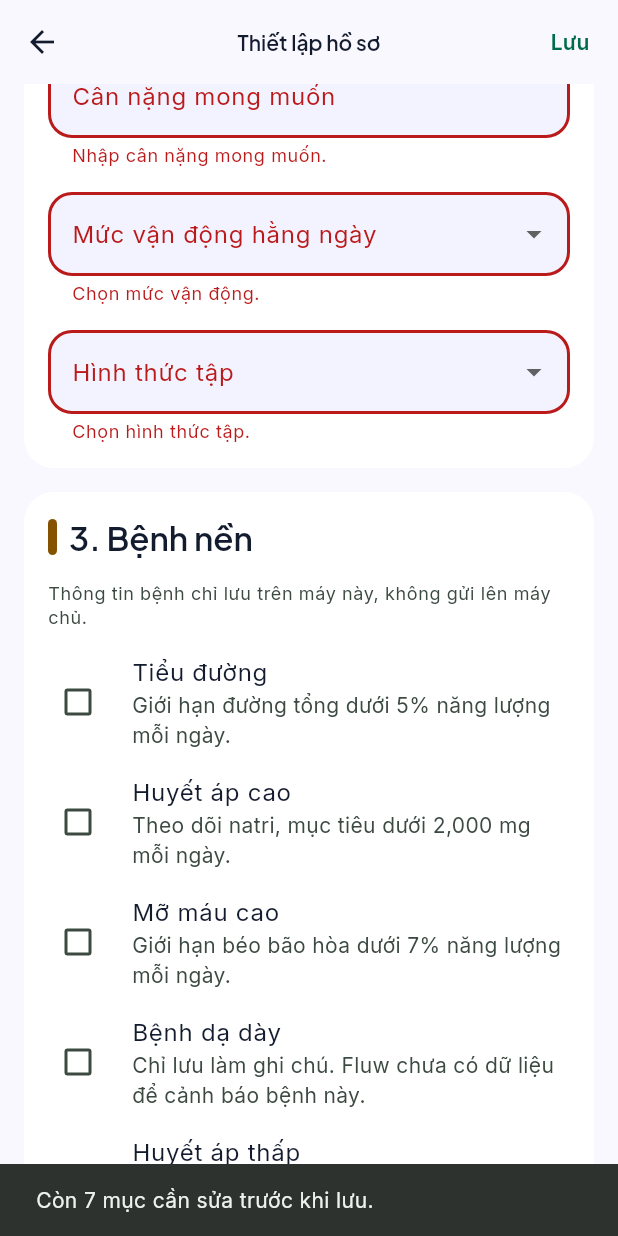
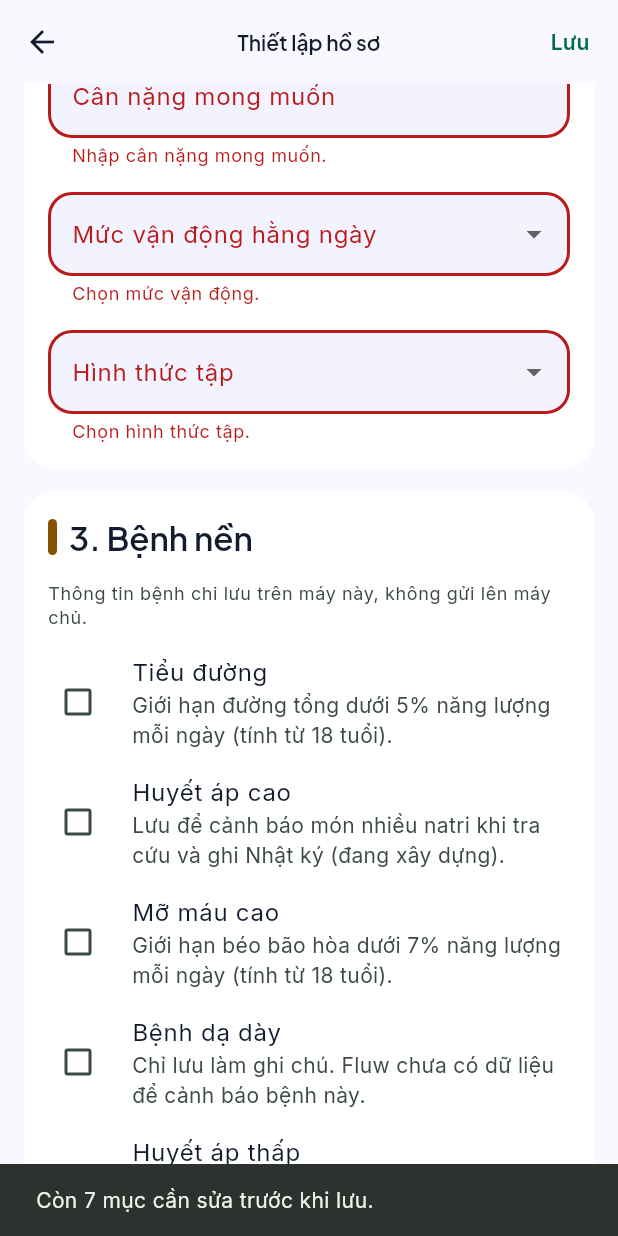
Before and after one commit to Fluw13/Fluwwwwww, a Flutter app: the ProfileSetupScreen screen opened by its route, scrolled down 576 dp, after a tap on "Lưu", on a phone screen of 412 x 824 dp. Run offline on Flutter 3.47's test engine with Material 3 defaults, Android fonts, the phone set to English and light mode, and no system bars; our stand-ins replace drift, drift_flutter, flutter_riverpod, go_router, shared_preferences; accounts and stored records are empty; generated files the repository leaves out were written again.

Commit message:
M2c: sửa theo review và cập nhật CLAUDE.md
Không crash khi tốc độ đã lưu ngoài giới hạn, chỉ hỏi bỏ thay đổi khi form thật sự khác, chặn quay lại khi đang lưu, lỗi đọc chỉ cho thử lại, làm mới ngày khi app quay lại, sửa bộ chọn ngày sinh, lời văn bệnh nền, semantics, CFBundleLocalizations.

Co-Authored-By: Claude Opus 5.5 <noreply@anthropic.com>
Claude-Session: https://claude.ai/code/session_01CTTAo1mAjuGQBY5hYF6s5g

```diff
--- a/frontend/lib/app/fluw_app.dart
+++ b/frontend/lib/app/fluw_app.dart
@@ -4,6 +4,7 @@ import 'package:flutter_riverpod/flutter_riverpod.dart';
 import 'package:fluw/app/app_router.dart';
 import 'package:fluw/core/settings/theme_mode_controller.dart';
 import 'package:fluw/core/theme/app_theme.dart';
+import 'package:fluw/core/time/today_provider.dart';
 import 'package:go_router/go_router.dart';
 
 class FluwApp extends ConsumerStatefulWidget {
@@ -15,9 +16,18 @@ class FluwApp extends ConsumerStatefulWidget {
 
 class _FluwAppState extends ConsumerState<FluwApp> {
   final GoRouter _router = createAppRouter();
+  late final AppLifecycleListener _lifecycle;
+
+  @override
+  void initState() {
+    super.initState();
+    // The date only changes while the app is in the background long enough to matter (overnight, birthdays).
+    _lifecycle = AppLifecycleListener(onResume: () => ref.invalidate(todayProvider));
+  }
 
   @override
   void dispose() {
+    _lifecycle.dispose();
     _router.dispose();
     super.dispose();
   }
--- a/frontend/lib/features/profile/domain/health_profile.dart
+++ b/frontend/lib/features/profile/domain/health_profile.dart
@@ -11,7 +11,7 @@ final class HealthProfile {
   HealthProfile({
     required this.displayName,
     required this.sex,
-    required this.bmrFormulaForOther,
+    required BmrFormula? bmrFormulaForOther,
     required this.birthDate,
     required this.heightCm,
     required this.weightKg,
@@ -22,14 +22,15 @@ final class HealthProfile {
     required Set<HealthCondition> conditions,
     required this.conditionNote,
     required this.limitsSugar,
-  }) : conditions = Set.unmodifiable(conditions);
+  }) : bmrFormulaForOther = sex == Sex.other ? bmrFormulaForOther : null,
+       conditions = Set.unmodifiable(conditions);
 
   /// Optional; only shown in the app.
   final String? displayName;
 
   final Sex sex;
 
-  /// Only used when [sex] is [Sex.other]; see [bmrFormula].
+  /// Kept only when [sex] is [Sex.other], so switching to male or female never leaves a stale choice behind.
   final BmrFormula? bmrFormulaForOther;
 
   final CalendarDate birthDate;
--- a/frontend/lib/features/profile/presentation/basic_info_section.dart
+++ b/frontend/lib/features/profile/presentation/basic_info_section.dart
@@ -54,7 +54,9 @@ class BasicInfoSection extends StatelessWidget {
           ),
         ),
         const SizedBox(height: AppSpacing.sm),
-        InkWell(
+        Semantics(
+          button: true,
+          child: InkWell(
             onTap: () => _pickBirthDate(context),
             child: InputDecorator(
               decoration: InputDecoration(
@@ -63,6 +65,7 @@ class BasicInfoSection extends StatelessWidget {
                 errorText: errors[ProfileField.birthDate],
               ),
               child: Text(_birthDateText()),
+            ),
           ),
         ),
         const SizedBox(height: AppSpacing.md),
@@ -118,14 +121,21 @@ class BasicInfoSection extends StatelessWidget {
   }
 
   Future<void> _pickBirthDate(BuildContext context) async {
+    final lastDate = _toDateTime(today);
+    // The day after someone born on it would turn maximumAgeYears + 1 today, so every pickable date is a valid age.
+    final firstDate = DateTime(today.year - maximumAgeYears - 1, today.month, today.day + 1);
     final current = birthDate;
+    final initialDate = current == null ? DateTime(today.year - 25, today.month) : _toDateTime(current);
     final picked = await showDatePicker(
       context: context,
       helpText: 'Chọn ngày sinh',
       initialDatePickerMode: DatePickerMode.year,
-      initialDate: current == null ? DateTime(today.year - 25, today.month) : _toDateTime(current),
-      firstDate: DateTime(today.year - maximumAgeYears - 1, today.month, today.day),
-      lastDate: _toDateTime(today),
+      // A saved birth date can fall outside the range after enough years; the picker asserts on that.
+      initialDate: initialDate.isBefore(firstDate)
+          ? firstDate
+          : (initialDate.isAfter(lastDate) ? lastDate : initialDate),
+      firstDate: firstDate,
+      lastDate: lastDate,
     );
     if (picked != null) {
       onBirthDateChanged(CalendarDate.fromDateTime(picked));
--- a/frontend/lib/features/profile/presentation/daily_targets_view.dart
+++ b/frontend/lib/features/profile/presentation/daily_targets_view.dart
@@ -35,7 +35,7 @@ class DailyTargetsView extends StatelessWidget {
             label: 'Protein (đạm)',
             value: _range(protein.minGrams, protein.maxGrams),
             unit: 'g/ngày',
-            note: 'Đủ khi đạt ${formatWhole(protein.minGrams)} g',
+            note: 'Đủ khi đạt ${formatDecimal(protein.minGrams)} g',
             icon: Icons.egg_outlined,
             iconColor: colors.protein,
           ),
--- a/frontend/lib/features/profile/presentation/field_error_text.dart
+++ b/frontend/lib/features/profile/presentation/field_error_text.dart
@@ -16,7 +16,10 @@ class FieldErrorText extends StatelessWidget {
     final theme = Theme.of(context);
     return Padding(
       padding: const EdgeInsets.only(top: AppSpacing.xs),
-      child: Text(message, style: theme.textTheme.bodySmall?.copyWith(color: theme.colorScheme.error)),
+      child: Semantics(
+        liveRegion: true,
+        child: Text(message, style: theme.textTheme.bodySmall?.copyWith(color: theme.colorScheme.error)),
+      ),
     );
   }
 }
--- a/frontend/lib/features/profile/presentation/profile_draft.dart
+++ b/frontend/lib/features/profile/presentation/profile_draft.dart
@@ -1,3 +1,4 @@
+import 'package:collection/collection.dart';
 import 'package:fluw/core/format/decimal_text.dart';
 import 'package:fluw/core/time/calendar_date.dart';
 import 'package:fluw/features/profile/domain/activity_level.dart';
@@ -97,6 +98,40 @@ final class ProfileDraft {
         goal != WeightGoal.maintain;
   }
 
+  @override
+  bool operator ==(Object other) =>
+      other is ProfileDraft &&
+      other.displayName == displayName &&
+      other.sex == sex &&
+      other.bmrFormulaForOther == bmrFormulaForOther &&
+      other.birthDate == birthDate &&
+      other.heightText == heightText &&
+      other.weightText == weightText &&
+      other.targetWeightText == targetWeightText &&
+      other.activityLevel == activityLevel &&
+      other.trainingType == trainingType &&
+      other.weeklyChangeKg == weeklyChangeKg &&
+      const SetEquality<HealthCondition>().equals(other.conditions, conditions) &&
+      other.conditionNote == conditionNote &&
+      other.limitsSugar == limitsSugar;
+
+  @override
+  int get hashCode => Object.hash(
+    displayName,
+    sex,
+    bmrFormulaForOther,
+    birthDate,
+    heightText,
+    weightText,
+    targetWeightText,
+    activityLevel,
+    trainingType,
+    weeklyChangeKg,
+    Object.hashAllUnordered(conditions),
+    conditionNote,
+    limitsSugar,
+  );
+
   DraftResult toProfile({required CalendarDate today}) {
     final heightCm = parseDecimal(heightText);
     final weightKg = parseDecimal(weightText);
--- a/frontend/lib/features/profile/presentation/profile_labels.dart
+++ b/frontend/lib/features/profile/presentation/profile_labels.dart
@@ -59,9 +59,9 @@ String healthConditionLabel(HealthCondition condition) => switch (condition) {
 
 /// Says only what Fluw really does with each condition; the note-only ones have no data to warn about.
 String healthConditionDescription(HealthCondition condition) => switch (condition) {
-  HealthCondition.diabetes => 'Giới hạn đường tổng dưới 5% năng lượng mỗi ngày.',
-  HealthCondition.hypertension => 'Theo dõi natri, mục tiêu dưới 2,000 mg mỗi ngày.',
-  HealthCondition.dyslipidemia => 'Giới hạn béo bão hòa dưới 7% năng lượng mỗi ngày.',
+  HealthCondition.diabetes => 'Giới hạn đường tổng dưới 5% năng lượng mỗi ngày (tính từ 18 tuổi).',
+  HealthCondition.hypertension => 'Lưu để cảnh báo món nhiều natri khi tra cứu và ghi Nhật ký (đang xây dựng).',
+  HealthCondition.dyslipidemia => 'Giới hạn béo bão hòa dưới 7% năng lượng mỗi ngày (tính từ 18 tuổi).',
   HealthCondition.stomach ||
   HealthCondition.lowBloodPressure ||
   HealthCondition.gout => 'Chỉ lưu làm ghi chú. Fluw chưa có dữ liệu để cảnh báo bệnh này.',
--- a/frontend/lib/features/profile/presentation/profile_screen.dart
+++ b/frontend/lib/features/profile/presentation/profile_screen.dart
@@ -19,9 +19,9 @@ class ProfileScreen extends ConsumerWidget {
         today: ref.watch(todayProvider),
         onEdit: onEditProfile,
       ),
-      AsyncData(value: NoProfile()) => ProfileSetupPrompt.empty(onSetUp: onEditProfile),
-      AsyncData(value: UnreadableProfile()) => ProfileSetupPrompt.unreadable(onSetUp: onEditProfile),
-      AsyncError() => ProfileSetupPrompt.loadFailed(onSetUp: onEditProfile),
+      AsyncData(value: NoProfile()) => ProfileSetupPrompt.empty(onPressed: onEditProfile),
+      AsyncData(value: UnreadableProfile()) => ProfileSetupPrompt.unreadable(onPressed: onEditProfile),
+      AsyncError() => ProfileSetupPrompt.loadFailed(onPressed: () => ref.invalidate(storedProfileProvider)),
       _ => const Center(child: CircularProgressIndicator()),
     };
   }
--- a/frontend/lib/features/profile/presentation/profile_setup_screen.dart
+++ b/frontend/lib/features/profile/presentation/profile_setup_screen.dart
@@ -40,10 +40,13 @@ class _ProfileSetupScreenState extends ConsumerState<ProfileSetupScreen> {
   Set<HealthCondition> _conditions = const {};
   bool _limitsSugar = false;
 
+  /// What the form opened with; leaving asks for confirmation only when the draft really differs from it.
+  late final ProfileDraft _initialDraft;
+
   /// Errors stay hidden until the first save attempt, then follow every change.
   bool _showsErrors = false;
-  bool _hasChanges = false;
   bool _isSaving = false;
+  bool _isSaved = false;
 
   @override
   void initState() {
@@ -52,6 +55,7 @@ class _ProfileSetupScreenState extends ConsumerState<ProfileSetupScreen> {
       LoadedProfile(:final profile) => ProfileDraft.fromProfile(profile),
       _ => const ProfileDraft(),
     };
+    _initialDraft = saved;
     _name = _controller(saved.displayName);
     _height = _controller(saved.heightText);
     _weight = _controller(saved.weightText);
@@ -67,7 +71,8 @@ class _ProfileSetupScreenState extends ConsumerState<ProfileSetupScreen> {
     _limitsSugar = saved.limitsSugar;
   }
 
-  TextEditingController _controller(String text) => TextEditingController(text: text)..addListener(_markChanged);
+  // Rebuilds on every edit so the goal, speed and target preview follow what is typed.
+  TextEditingController _controller(String text) => TextEditingController(text: text)..addListener(_refresh);
 
   @override
   void dispose() {
@@ -93,12 +98,11 @@ class _ProfileSetupScreenState extends ConsumerState<ProfileSetupScreen> {
     limitsSugar: _limitsSugar,
   );
 
-  void _markChanged() => setState(() => _hasChanges = true);
+  void _refresh() => setState(() {});
 
-  void _update(VoidCallback change) => setState(() {
-    change();
-    _hasChanges = true;
-  });
+  void _update(VoidCallback change) => setState(change);
+
+  bool get _hasChanges => _draft != _initialDraft;
 
   @override
   Widget build(BuildContext context) {
@@ -109,9 +113,9 @@ class _ProfileSetupScreenState extends ConsumerState<ProfileSetupScreen> {
     final errors = _showsErrors && result is DraftInvalid ? result.errors : const <ProfileField, String>{};
 
     return PopScope(
-      canPop: !_hasChanges,
+      canPop: _isSaved || (!_isSaving && !_hasChanges),
       onPopInvokedWithResult: (didPop, _) {
-        if (!didPop) {
+        if (!didPop && !_isSaving) {
           _confirmDiscard();
         }
       },
@@ -209,7 +213,7 @@ class _ProfileSetupScreenState extends ConsumerState<ProfileSetupScreen> {
           return;
         }
         if (mounted) {
-          setState(() => _hasChanges = false);
+          setState(() => _isSaved = true);
           messenger.showSnackBar(const SnackBar(content: Text('Đã lưu hồ sơ.')));
           Navigator.of(context).pop();
         }
@@ -229,7 +233,7 @@ class _ProfileSetupScreenState extends ConsumerState<ProfileSetupScreen> {
       ),
     );
     if (discard == true && mounted) {
-      setState(() => _hasChanges = false);
+      setState(() => _isSaved = true);
       Navigator.of(context).pop();
     }
   }
```
Also changed, not shown: frontend/lib/features/profile/presentation/profile_overview.dart (+8 -5 lines), frontend/lib/features/profile/presentation/profile_setup_prompt.dart (+8 -7 lines), 5 other files. Lines whose indentation alone changed are shown as unchanged.
